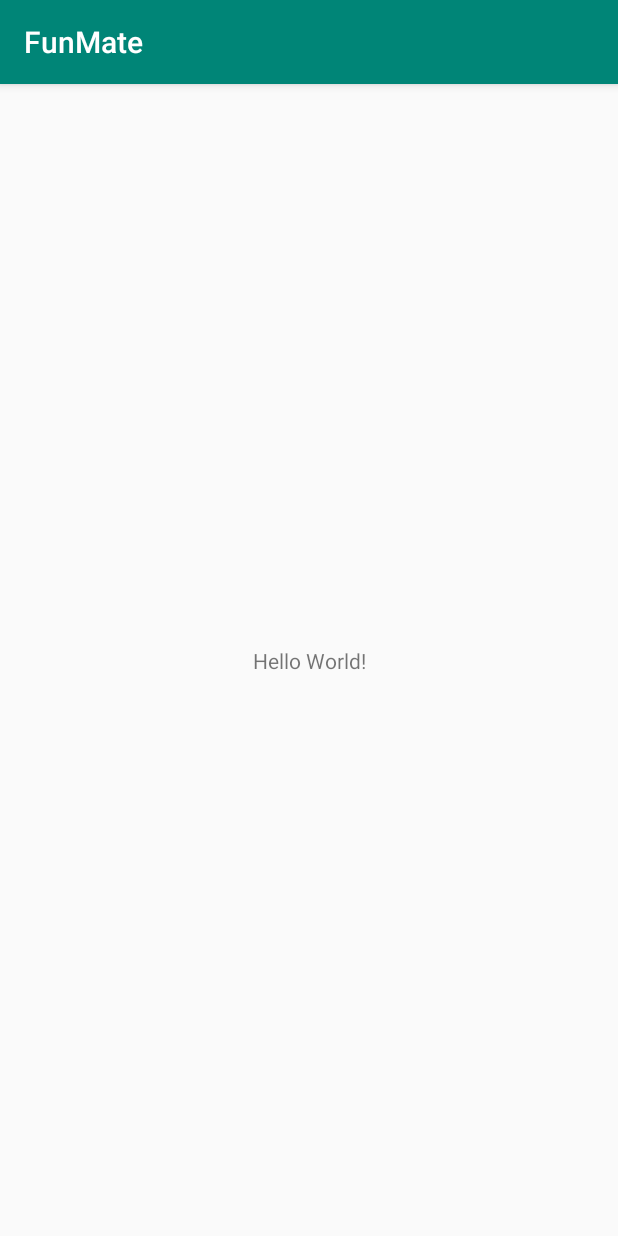
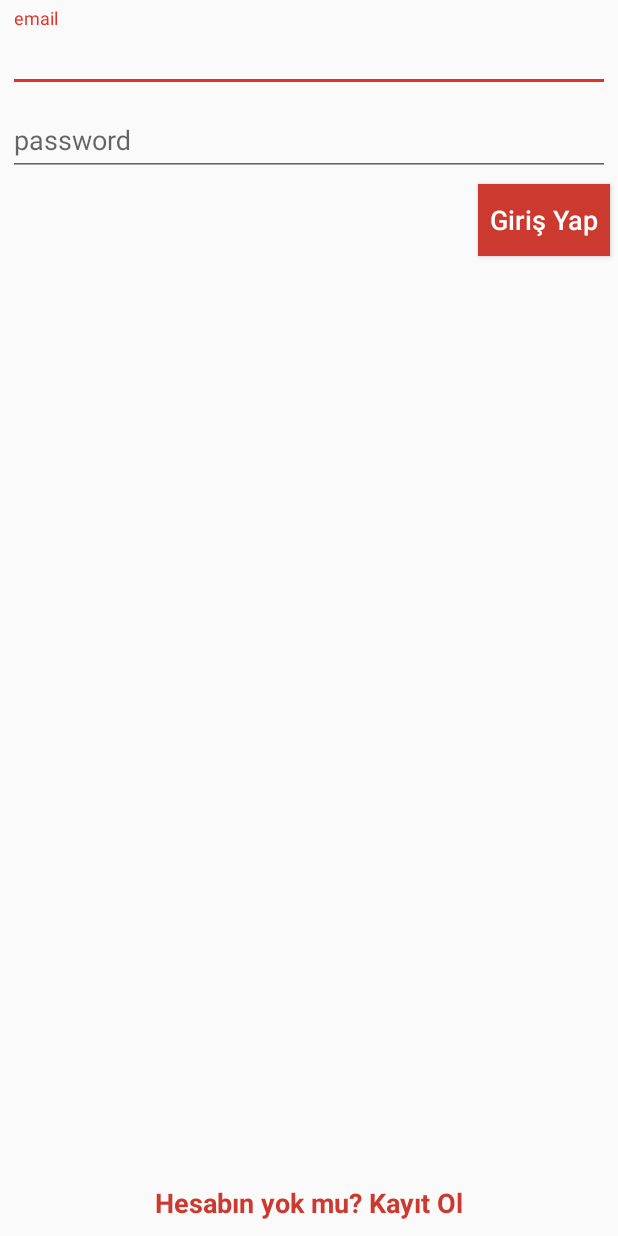
Before and after one commit to SergenKoca/funmate, an Android app: the screen it shows after launch (MainActivity before the commit, LoginActivity after it), on a phone screen of 412 x 824 dp. Run offline under Robolectric (Android 15) with nearby library versions, the phone set to English and light mode, and no system bars.

Commit message:
splash and login page

```diff
--- a/app/build.gradle
+++ b/app/build.gradle
@@ -26,4 +26,7 @@ dependencies {
     testImplementation 'junit:junit:4.12'
     androidTestImplementation 'androidx.test.ext:junit:1.1.1'
     androidTestImplementation 'androidx.test.espresso:espresso-core:3.2.0'
+
+    implementation 'com.github.florent37:viewanimator:1.1.0'
+    implementation 'com.google.android.material:material:1.1.0'
 }
--- a/app/src/main/AndroidManifest.xml
+++ b/app/src/main/AndroidManifest.xml
@@ -9,7 +9,8 @@
         android:roundIcon="@mipmap/ic_launcher_round"
         android:supportsRtl="true"
         android:theme="@style/AppTheme">
-        <activity android:name=".MainActivity">
+        <activity android:name=".LoginActivity"></activity>
+        <activity android:name=".SplashActivity">
             <intent-filter>
                 <action android:name="android.intent.action.MAIN" />
 
--- /dev/null
+++ b/app/src/main/java/com/sergenkoca/funmate/LoginActivity.java
@@ -0,0 +1,59 @@
+package com.sergenkoca.funmate;
+
+import androidx.appcompat.app.AppCompatActivity;
+
+import android.os.Bundle;
+import android.view.View;
+import android.widget.Button;
+import android.widget.TextView;
+
+import com.google.android.material.textfield.TextInputEditText;
+
+public class LoginActivity extends AppCompatActivity {
+
+    TextInputEditText email,password;
+    Button login;
+    TextView register;
+
+    @Override
+    protected void onCreate(Bundle savedInstanceState) {
+        super.onCreate(savedInstanceState);
+        setContentView(R.layout.activity_login);
+
+        init();
+        setListener();
+    }
+
+    private void init(){
+        email = findViewById(R.id.login_ac_emailtxt);
+        password = findViewById(R.id.login_ac_passwordtxt);
+        login = findViewById(R.id.login_ac_loginbtn);
+        register = findViewById(R.id.login_ac_registertxt);
+    }
+
+    private void setListener(){
+        login.setOnClickListener(new View.OnClickListener() {
+            @Override
+            public void onClick(View v) {
+                if(validateInputs()){
+
+                }
+            }
+        });
+    }
+
+    private boolean validateInputs(){
+        if(email.getText() != null && password.getText()!= null && !email.getText().toString().isEmpty() && !password.getText().toString().isEmpty()){
+            return  true;
+        }
+        else{
+            if(email.getText() != null || !email.getText().toString().isEmpty()){
+                email.setError("email adresi gereklidir");
+            }
+            if(password.getText() != null || !password.getText().toString().isEmpty()){
+                password.setError("şifre gereklidir");
+            }
+            return false;
+        }
+    }
+}
--- a/app/src/main/java/com/sergenkoca/funmate/MainActivity.java
+++ /dev/null
@@ -1,14 +0,0 @@
-package com.sergenkoca.funmate;
-
-import androidx.appcompat.app.AppCompatActivity;
-
-import android.os.Bundle;
-
-public class MainActivity extends AppCompatActivity {
-
-    @Override
-    protected void onCreate(Bundle savedInstanceState) {
-        super.onCreate(savedInstanceState);
-        setContentView(R.layout.activity_main);
-    }
-}
--- /dev/null
+++ b/app/src/main/java/com/sergenkoca/funmate/SplashActivity.java
@@ -0,0 +1,27 @@
+package com.sergenkoca.funmate;
+
+import androidx.appcompat.app.AppCompatActivity;
+
+import android.content.Intent;
+import android.os.Bundle;
+
+public class SplashActivity extends AppCompatActivity {
+
+    @Override
+    protected void onCreate(Bundle savedInstanceState) {
+        super.onCreate(savedInstanceState);
+        setContentView(R.layout.activity_splash);
+    }
+
+    @Override
+    protected void onStart() {
+        super.onStart();
+        gotoLoginActivity();
+    }
+
+    private void gotoLoginActivity(){
+        Intent intent = new Intent(SplashActivity.this,LoginActivity.class);
+        startActivity(intent);
+        finish();
+    }
+}
--- /dev/null
+++ b/app/src/main/res/layout/activity_login.xml
@@ -0,0 +1,71 @@
+<?xml version="1.0" encoding="utf-8"?>
+<RelativeLayout xmlns:android="http://schemas.android.com/apk/res/android"
+    xmlns:app="http://schemas.android.com/apk/res-auto"
+    xmlns:tools="http://schemas.android.com/tools"
+    android:layout_width="match_parent"
+    android:layout_height="match_parent"
+    tools:context=".LoginActivity">
+
+    <LinearLayout
+        android:layout_width="match_parent"
+        android:layout_height="match_parent"
+        android:orientation="vertical"
+        android:layout_marginTop="5dp">
+
+        <com.google.android.material.textfield.TextInputLayout
+            android:layout_width="match_parent"
+            android:layout_height="wrap_content"
+            android:layout_marginEnd="5dp"
+            android:layout_marginStart="5dp">
+
+            <com.google.android.material.textfield.TextInputEditText
+                android:id="@+id/login_ac_emailtxt"
+                android:layout_width="match_parent"
+                android:layout_height="wrap_content"
+                android:hint="email" />
+        </com.google.android.material.textfield.TextInputLayout>
+
+        <com.google.android.material.textfield.TextInputLayout
+            android:layout_width="match_parent"
+            android:layout_height="wrap_content"
+            android:layout_marginEnd="5dp"
+            android:layout_marginStart="5dp">
+
+            <com.google.android.material.textfield.TextInputEditText
+                android:id="@+id/login_ac_passwordtxt"
+                android:layout_width="match_parent"
+                android:layout_height="wrap_content"
+                android:hint="password" />
+        </com.google.android.material.textfield.TextInputLayout>
+
+
+        <Button
+            android:id="@+id/login_ac_loginbtn"
+            android:layout_width="wrap_content"
+            android:layout_height="wrap_content"
+            android:text="Giriş Yap"
+            android:backgroundTint="@color/colorPrimary"
+            android:textColor="#fff"
+            android:background="#fff"
+            android:textSize="18sp"
+            android:textAllCaps="false"
+            android:defaultFocusHighlightEnabled="true"
+            android:layout_marginTop="5dp"
+            android:layout_gravity="end"
+            android:layout_marginEnd="5dp"></Button>
+
+    </LinearLayout>
+
+    <TextView
+        android:id="@+id/login_ac_registertxt"
+        android:layout_width="wrap_content"
+        android:layout_height="wrap_content"
+        android:layout_alignParentBottom="true"
+        android:layout_centerInParent="true"
+        android:text="Hesabın yok mu? Kayıt Ol"
+        android:layout_marginBottom="10dp"
+        android:textStyle="bold"
+        android:textSize="18sp"
+        android:textColor="@color/colorPrimary"></TextView>
+
+</RelativeLayout>
--- a/app/src/main/res/layout/activity_main.xml
+++ /dev/null
@@ -1,18 +0,0 @@
-<?xml version="1.0" encoding="utf-8"?>
-<androidx.constraintlayout.widget.ConstraintLayout xmlns:android="http://schemas.android.com/apk/res/android"
-    xmlns:app="http://schemas.android.com/apk/res-auto"
-    xmlns:tools="http://schemas.android.com/tools"
-    android:layout_width="match_parent"
-    android:layout_height="match_parent"
-    tools:context=".MainActivity">
-
-    <TextView
-        android:layout_width="wrap_content"
-        android:layout_height="wrap_content"
-        android:text="Hello World!"
-        app:layout_constraintBottom_toBottomOf="parent"
-        app:layout_constraintLeft_toLeftOf="parent"
-        app:layout_constraintRight_toRightOf="parent"
-        app:layout_constraintTop_toTopOf="parent" />
-
-</androidx.constraintlayout.widget.ConstraintLayout>
--- a/app/src/main/res/values/colors.xml
+++ b/app/src/main/res/values/colors.xml
@@ -1,6 +1,6 @@
 <?xml version="1.0" encoding="utf-8"?>
 <resources>
-    <color name="colorPrimary">#008577</color>
-    <color name="colorPrimaryDark">#00574B</color>
-    <color name="colorAccent">#D81B60</color>
+    <color name="colorPrimary">#CC392E</color>
+    <color name="colorPrimaryDark">#CC392E</color>
+    <color name="colorAccent">#E23225</color>
 </resources>
--- a/app/src/main/res/values/styles.xml
+++ b/app/src/main/res/values/styles.xml
@@ -1,11 +1,11 @@
 <resources>
 
     <!-- Base application theme. -->
-    <style name="AppTheme" parent="Theme.AppCompat.Light.DarkActionBar">
+    <style name="AppTheme" parent="Theme.AppCompat.Light.NoActionBar">
         <!-- Customize your theme here. -->
-        <item name="colorPrimary">@color/colorPrimary</item>
-        <item name="colorPrimaryDark">@color/colorPrimaryDark</item>
-        <item name="colorAccent">@color/colorAccent</item>
+        <item name="colorPrimary">#CC392E</item>
+        <item name="colorPrimaryDark">#CC392E</item>
+        <item name="colorAccent">#E23225</item>
     </style>
 
 </resources>
```
Also changed, not shown: app/src/main/res/layout/activity_splash.xml (added, +58 -0 lines), app/src/main/res/values/strings.xml (+10 -0 lines), app/src/main/res/drawable/s1.png (added), app/src/main/res/drawable/s2.png (added), app/src/main/res/drawable/s3.png (added), app/src/main/res/drawable/s4.png (added), app/src/main/res/drawable/s5.png (added), 1 other file.
